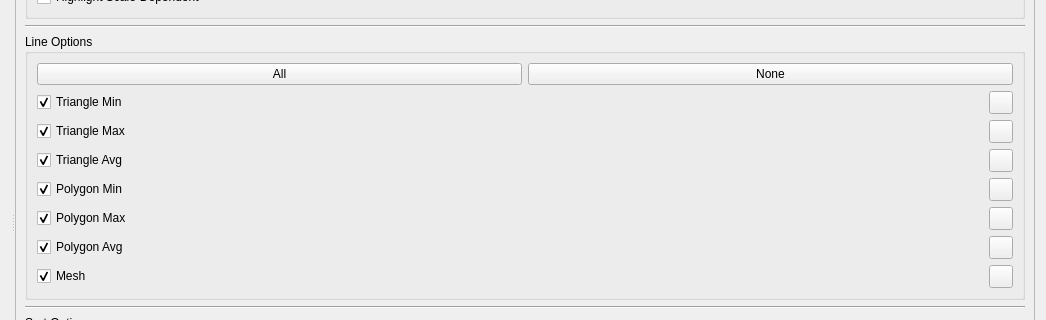
Qt form src/meshmetricswidget.ui (DanielaCabiddu/PEMesh.2) before a commit; both pictures show x 0 to 1046 and y 124 to 444 of the 1046 by 691 pixel window.
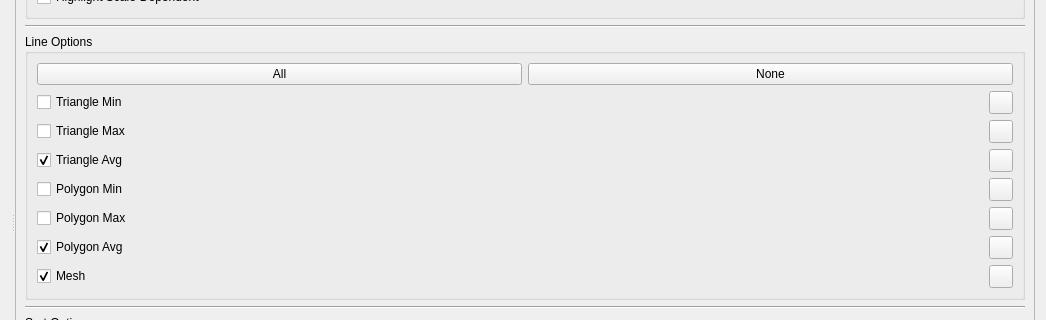
The same form after that commit. Icons and pictures are not drawn.

```diff
--- a/src/meshmetricswidget.ui
+++ b/src/meshmetricswidget.ui
@@ -70,7 +70,7 @@
              <string>Triangle Min</string>
             </property>
             <property name="checked">
-             <bool>true</bool>
+             <bool>false</bool>
             </property>
            </widget>
           </item>
@@ -94,7 +94,7 @@
              <string>Triangle Max</string>
             </property>
             <property name="checked">
-             <bool>true</bool>
+             <bool>false</bool>
             </property>
            </widget>
           </item>
@@ -142,7 +142,7 @@
              <string>Polygon Min</string>
             </property>
             <property name="checked">
-             <bool>true</bool>
+             <bool>false</bool>
             </property>
            </widget>
           </item>
@@ -166,7 +166,7 @@
              <string>Polygon Max</string>
             </property>
             <property name="checked">
-             <bool>true</bool>
+             <bool>false</bool>
             </property>
            </widget>
           </item>
```
Left out of the diff: 46 changed lines with no effect on the pictures.
